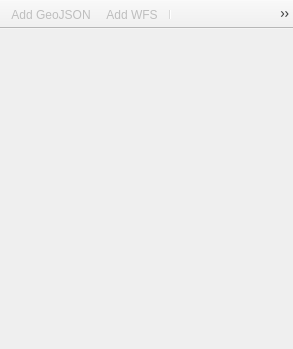
Qt form src/tree_panel_base.ui (nextgis/nextgis_connect) before a commit.
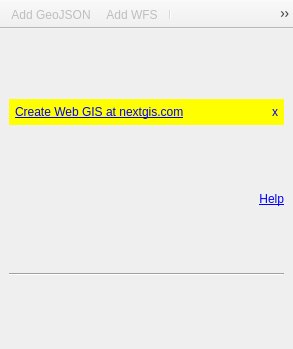
The same form after that commit. Icons and pictures are not drawn.

```diff
--- a/src/tree_panel_base.ui
+++ b/src/tree_panel_base.ui
@@ -15,9 +15,106 @@
   </property>
   <widget class="QWidget" name="centralwidget">
    <layout class="QVBoxLayout" name="verticalLayout">
+    <item>
+     <widget class="QWidget" name="webGISCreationMessageWidget" native="true">
+      <property name="sizePolicy">
+       <sizepolicy hsizetype="Preferred" vsizetype="Fixed">
+        <horstretch>0</horstretch>
+        <verstretch>0</verstretch>
+       </sizepolicy>
+      </property>
+      <property name="autoFillBackground">
+       <bool>false</bool>
+      </property>
+      <property name="styleSheet">
+       <string notr="true">background-color: yellow</string>
+      </property>
+      <layout class="QHBoxLayout" name="horizontalLayout">
+       <property name="leftMargin">
+        <number>6</number>
+       </property>
+       <property name="topMargin">
+        <number>6</number>
+       </property>
+       <property name="rightMargin">
+        <number>6</number>
+       </property>
+       <property name="bottomMargin">
+        <number>6</number>
+       </property>
+       <item>
+        <widget class="QLabel" name="label">
+         <property name="text">
+          <string>&lt;a href=&quot;https://my.nextgis.com/signup&quot;&gt;Create Web GIS at nextgis.com&lt;/a&gt;</string>
+         </property>
+         <property name="openExternalLinks">
+          <bool>true</bool>
+         </property>
+        </widget>
+       </item>
+       <item>
+        <widget class="QLabel" name="webGISCreationMessageCloseLable">
+         <property name="sizePolicy">
+          <sizepolicy hsizetype="Fixed" vsizetype="Preferred">
+           <horstretch>0</horstretch>
+           <verstretch>0</verstretch>
+          </sizepolicy>
+         </property>
+         <property name="cursor">
+          <cursorShape>PointingHandCursor</cursorShape>
+         </property>
+         <property name="styleSheet">
+          <string notr="true"/>
+         </property>
+         <property name="text">
+          <string>&lt;a href=&quot;close&quot; style=&quot;text-decoration:none&quot;&gt;x&lt;/a&gt;</string>
+         </property>
+         <property name="textFormat">
+          <enum>Qt::RichText</enum>
+         </property>
+         <property name="openExternalLinks">
+          <bool>false</bool>
+         </property>
+        </widget>
+       </item>
+      </layout>
+     </widget>
+    </item>
     <item>
      <layout class="QVBoxLayout" name="nrw_reorces_tree_container"/>
     </item>
+    <item>
+     <widget class="QLabel" name="helpMessageLabel">
+      <property name="sizePolicy">
+       <sizepolicy hsizetype="Preferred" vsizetype="Fixed">
+        <horstretch>0</horstretch>
+        <verstretch>0</verstretch>
+       </sizepolicy>
+      </property>
+      <property name="styleSheet">
+       <string notr="true"/>
+      </property>
+      <property name="text">
+       <string>&lt;html&gt;&lt;head/&gt;&lt;body&gt;&lt;p&gt;&lt;img src=&quot;&quot;/&gt;&lt;a href=&quot;help&quot;&gt;&lt;span style=&quot; text-decoration: underline; color:#0000ff;&quot;&gt;Help&lt;/span&gt;&lt;/a&gt;&lt;/p&gt;&lt;/body&gt;&lt;/html&gt;</string>
+      </property>
+      <property name="textFormat">
+       <enum>Qt::RichText</enum>
+      </property>
+      <property name="alignment">
+       <set>Qt::AlignRight|Qt::AlignTrailing|Qt::AlignVCenter</set>
+      </property>
+      <property name="openExternalLinks">
+       <bool>true</bool>
+      </property>
+     </widget>
+    </item>
+    <item>
+     <widget class="Line" name="line">
+      <property name="orientation">
+       <enum>Qt::Horizontal</enum>
+      </property>
+     </widget>
+    </item>
    </layout>
   </widget>
   <widget class="QToolBar" name="mainToolBar">
```
